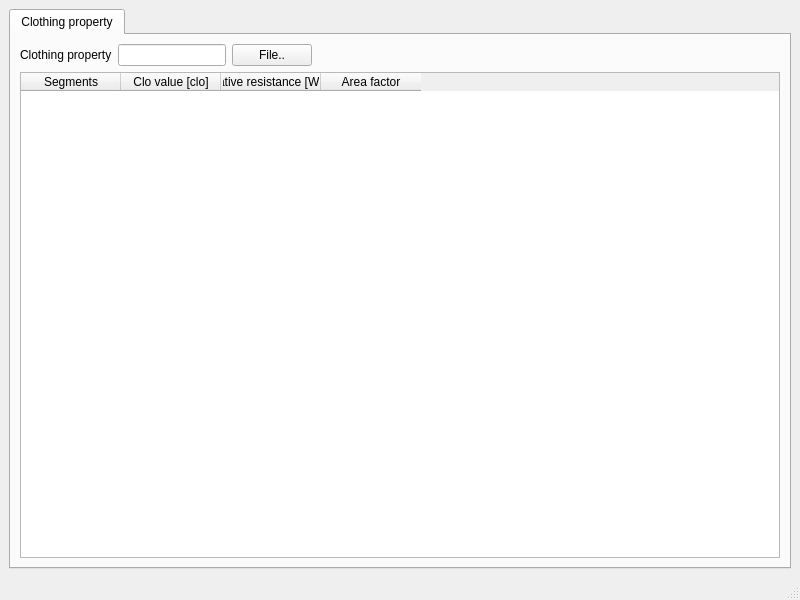
Qt form view/ui/clothing_property_view.ui (zkdlu/PyQt_Project) before a commit.
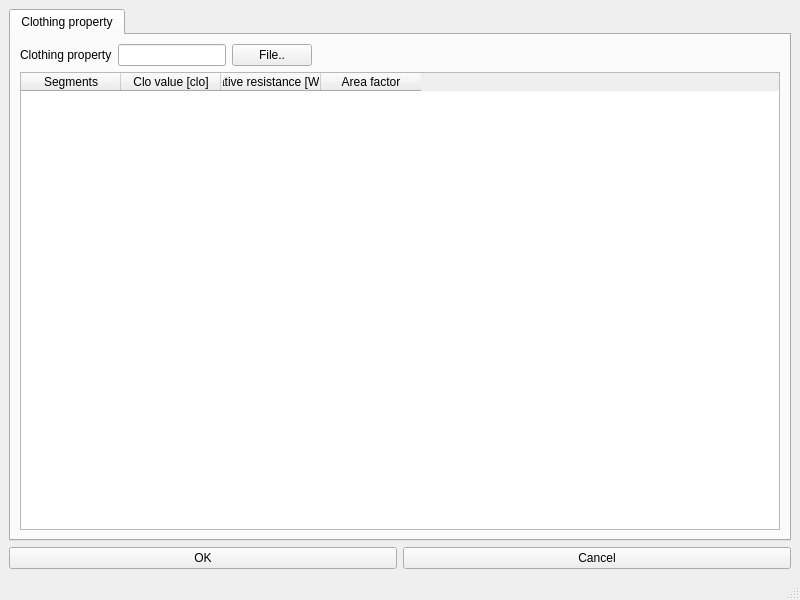
The same form after that commit. Icons and pictures are not drawn.

```diff
--- a/view/ui/clothing_property_view.ui
+++ b/view/ui/clothing_property_view.ui
@@ -77,7 +77,7 @@
          </widget>
         </item>
         <item row="1" column="2">
-         <widget class="QPushButton" name="pushButton">
+         <widget class="QPushButton" name="btn_file">
           <property name="sizePolicy">
            <sizepolicy hsizetype="Fixed" vsizetype="Fixed">
             <horstretch>0</horstretch>
@@ -93,6 +93,24 @@
       </widget>
      </widget>
     </item>
+    <item row="1" column="0">
+     <layout class="QHBoxLayout" name="horizontalLayout">
+      <item>
+       <widget class="QPushButton" name="pushButton_2">
+        <property name="text">
+         <string>OK</string>
+        </property>
+       </widget>
+      </item>
+      <item>
+       <widget class="QPushButton" name="pushButton">
+        <property name="text">
+         <string>Cancel</string>
+        </property>
+       </widget>
+      </item>
+     </layout>
+    </item>
    </layout>
   </widget>
   <widget class="QMenuBar" name="menubar">
```
Left out of the diff: 7 changed lines with no effect on the pictures.
